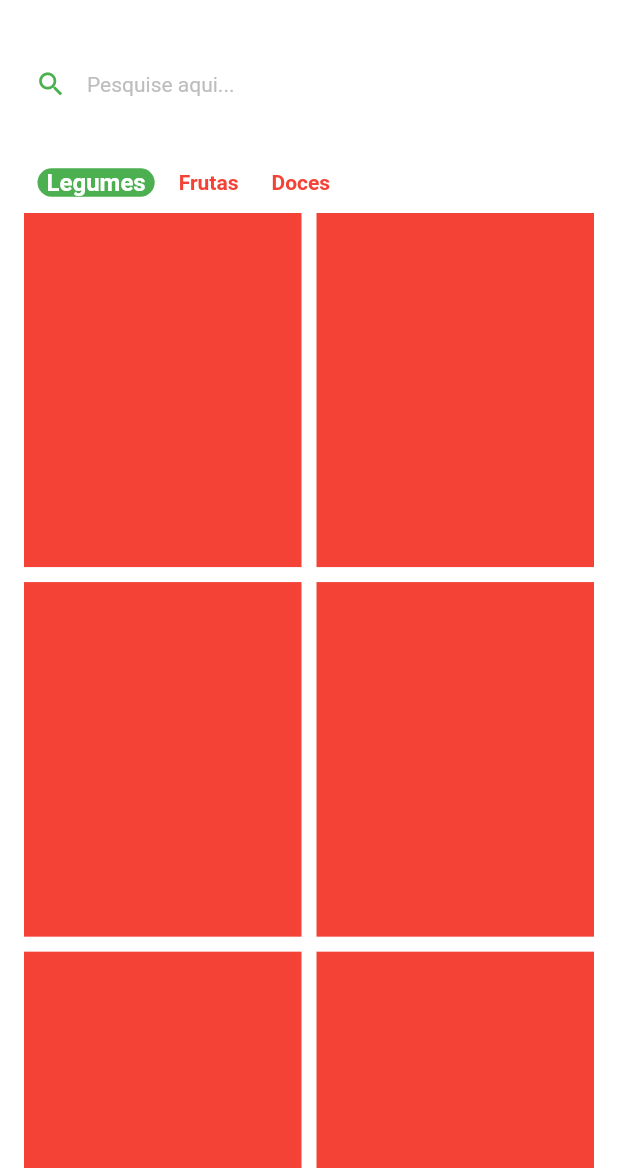
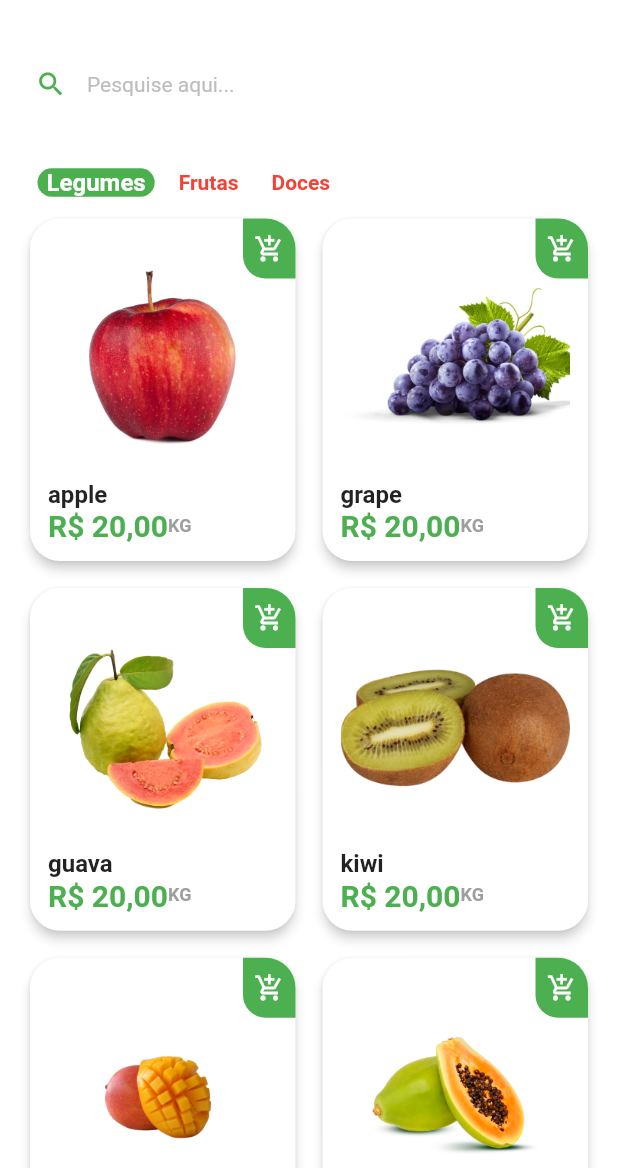
Before and after one commit to paulocagol/greengrocer_flutter_app, a Flutter app: the HomeTab screen opened directly, on a phone screen of 412 x 824 dp, the part 68-1236 px from its top. Run offline on Flutter 3.47's test engine with Material 2 defaults, Android fonts, the phone set to English and light mode, and no system bars; our stand-ins replace animated_text_kit.

Commit message:
detalhe do produto

```diff
--- a/lib/app_data.dart
+++ b/lib/app_data.dart
@@ -2,42 +2,42 @@ import 'package:my_app/item_model.dart';
 
 ItemModel apple = ItemModel(
   'apple',
-  '',
+  'assets/fruits/apple.png',
   'KG',
   20.00,
   'A melhor maça da região',
 );
 ItemModel grape = ItemModel(
   'grape',
-  '',
+  'assets/fruits/grape.png',
   'KG',
   20.00,
   'A melhor maça da região',
 );
 ItemModel guava = ItemModel(
   'guava',
-  '',
+  'assets/fruits/guava.png',
   'KG',
   20.00,
   'A melhor maça da região',
 );
 ItemModel kiwi = ItemModel(
   'kiwi',
-  '',
+  'assets/fruits/kiwi.png',
   'KG',
   20.00,
   'A melhor maça da região',
 );
 ItemModel mango = ItemModel(
   'mango',
-  '',
+  'assets/fruits/mango.png',
   'KG',
   20.00,
   'A melhor maça da região',
 );
 ItemModel papaya = ItemModel(
   'papaya',
-  '',
+  'assets/fruits/papaya.png',
   'KG',
   20.00,
   'A melhor maça da região',
--- a/lib/home_tab.dart
+++ b/lib/home_tab.dart
@@ -1,4 +1,5 @@
 import 'package:flutter/material.dart';
+import 'package:my_app/item_tile.dart';
 
 import 'app_data.dart' as app_data;
 import 'category_tile.dart';
@@ -103,7 +104,9 @@ class _HomeTabState extends State<HomeTab> {
               ),
               itemCount: app_data.items.length,
               itemBuilder: (context, index) {
-                return Container(color: Colors.red);
+                return ItemTile(
+                  item: app_data.items[index],
+                );
               },
             ),
           )
--- /dev/null
+++ b/lib/item_tile.dart
@@ -0,0 +1,99 @@
+import 'package:flutter/material.dart';
+import 'package:my_app/item_model.dart';
+import 'package:my_app/product_screen.dart';
+import 'package:my_app/utils_services.dart';
+
+class ItemTile extends StatelessWidget {
+  final ItemModel item;
+
+  ItemTile({super.key, required this.item});
+
+  var util = UtilServices();
+
+  @override
+  Widget build(BuildContext context) {
+    return Stack(
+      children: [
+        GestureDetector(
+          onTap: () {
+            Navigator.of(context).push(MaterialPageRoute(
+              builder: (context) {
+                return ProductScreen(item: item);
+              },
+            ));
+          },
+          child: Card(
+            elevation: 3,
+            shadowColor: Colors.grey.shade300,
+            shape: RoundedRectangleBorder(
+              borderRadius: BorderRadius.circular(20),
+            ),
+            child: Padding(
+              padding: const EdgeInsets.all(12.0),
+              child: Column(
+                crossAxisAlignment: CrossAxisAlignment.stretch,
+                children: [
+                  Expanded(
+                    child: Hero(
+                      tag: item.imageUrl,
+                      child: Image.asset(item.imageUrl),
+                    ),
+                  ),
+                  Text(
+                    item.itemName,
+                    style: const TextStyle(
+                      fontSize: 16,
+                      fontWeight: FontWeight.bold,
+                    ),
+                  ),
+                  Row(
+                    children: [
+                      Text(
+                        util.priceToCurrency(item.price),
+                        style: const TextStyle(
+                          fontWeight: FontWeight.bold,
+                          fontSize: 20,
+                          color: Colors.green,
+                        ),
+                      ),
+                      Text(
+                        item.unit,
+                        style: TextStyle(
+                          color: Colors.grey.shade500,
+                          fontWeight: FontWeight.bold,
+                          fontSize: 12,
+                        ),
+                      )
+                    ],
+                  ),
+                ],
+              ),
+            ),
+          ),
+        ),
+        Positioned(
+          top: 4,
+          right: 4,
+          child: GestureDetector(
+            onTap: () {},
+            child: Container(
+              height: 40,
+              width: 35,
+              decoration: BoxDecoration(
+                  color: Colors.green,
+                  borderRadius: const BorderRadius.only(
+                    bottomLeft: Radius.circular(15),
+                    topRight: Radius.circular(20),
+                  )),
+              child: Icon(
+                Icons.add_shopping_cart,
+                color: Colors.white,
+                size: 20,
+              ),
+            ),
+          ),
+        ),
+      ],
+    );
+  }
+}
--- /dev/null
+++ b/lib/utils_services.dart
@@ -0,0 +1,9 @@
+import 'package:intl/intl.dart';
+
+class UtilServices {
+  String priceToCurrency(double value) {
+    NumberFormat numberFormat = NumberFormat.simpleCurrency(locale: 'pt_BR');
+
+    return numberFormat.format(value);
+  }
+}
--- a/pubspec.yaml
+++ b/pubspec.yaml
@@ -31,6 +31,7 @@ dependencies:
   flutter:
     sdk: flutter
   animated_text_kit: ^4.2.2
+  intl: ^0.18.0
 
 
   # The following adds the Cupertino Icons font to your application.
@@ -60,8 +61,8 @@ flutter:
   uses-material-design: true
 
   # To add assets to your application, add an assets section, like this:
-  # assets:
-  #   - images/a_dot_burr.jpeg
+  assets:
+    - assets/fruits/
   #   - images/a_dot_ham.jpeg
 
   # An image asset can refer to one or more resolution-specific "variants", see
```
Also changed, not shown: lib/product_screen.dart (added, +137 -0 lines), lib/quantity_widget.dart (added, +104 -0 lines), assets/fruits/apple.png (added), assets/fruits/grape.png (added), assets/fruits/guava.png (added), assets/fruits/kiwi.png (added), assets/fruits/mango.png (added), assets/fruits/papaya.png (added), pubspec.lock.
